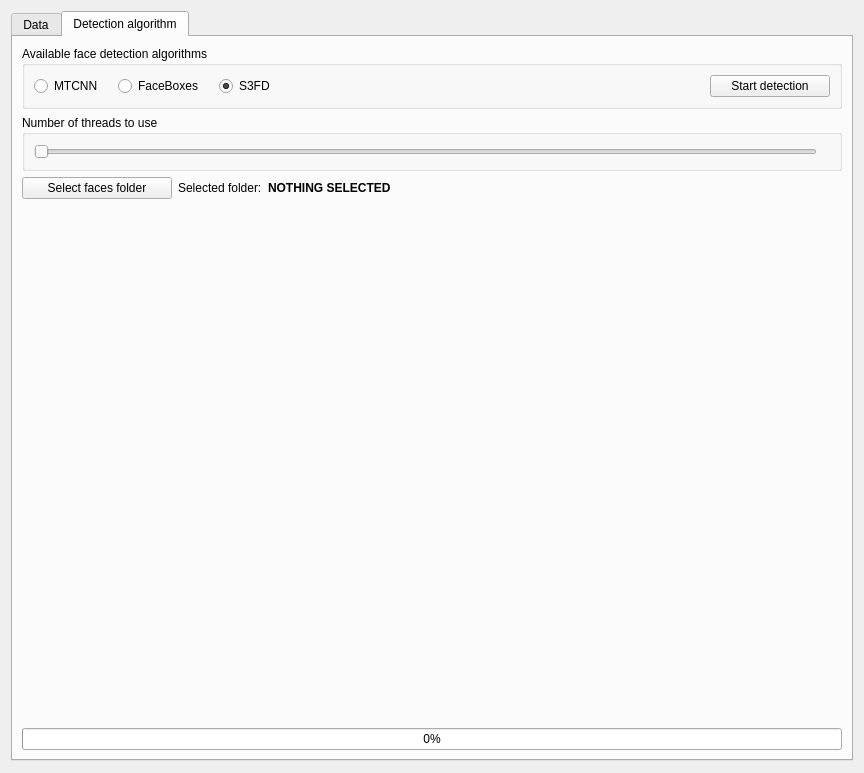
Above: gui/templates/make_deepfake_page_2.ui from kuzzmak/deepfake before the change. Below: the same form after it.
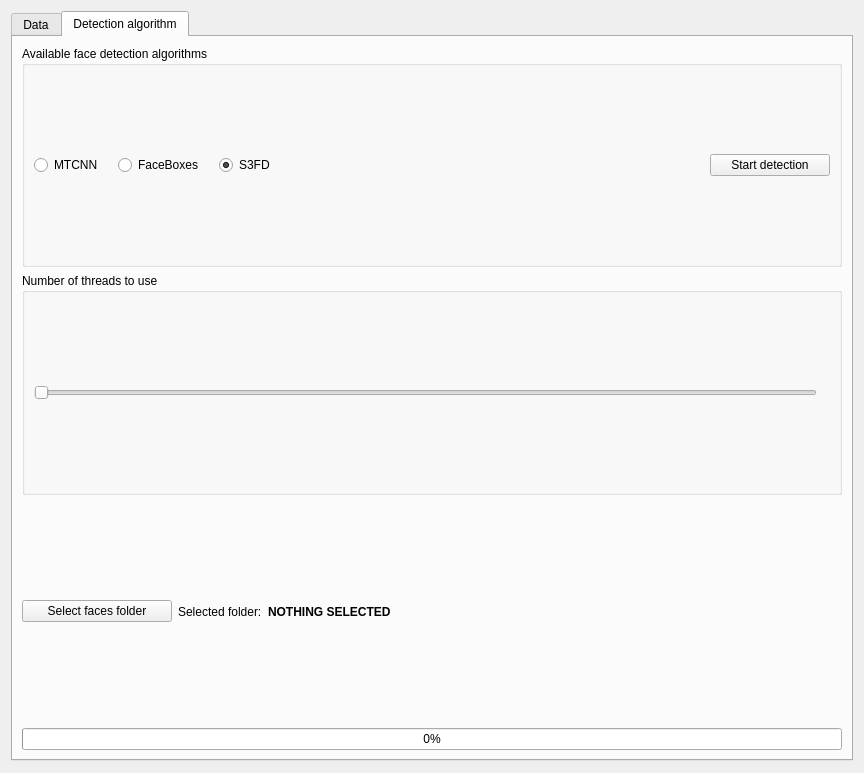
That is the form after the change.

Commit message: Changed names of some objects.

Diff of the .ui file:
```diff
--- a/gui/templates/make_deepfake_page_2.ui
+++ b/gui/templates/make_deepfake_page_2.ui
@@ -298,17 +298,7 @@
         </layout>
        </item>
        <item>
-        <spacer name="verticalSpacer_2">
-         <property name="orientation">
-          <enum>Qt::Vertical</enum>
-         </property>
-         <property name="sizeHint" stdset="0">
-          <size>
-           <width>20</width>
-           <height>40</height>
-          </size>
-         </property>
-        </spacer>
+        <layout class="QVBoxLayout" name="image_viewer_layout"/>
        </item>
        <item>
         <widget class="QProgressBar" name="face_extraction_progress">
```
Left out of the diff: 2 changed lines with no effect on the pictures. The commit also changes 1 other file.
